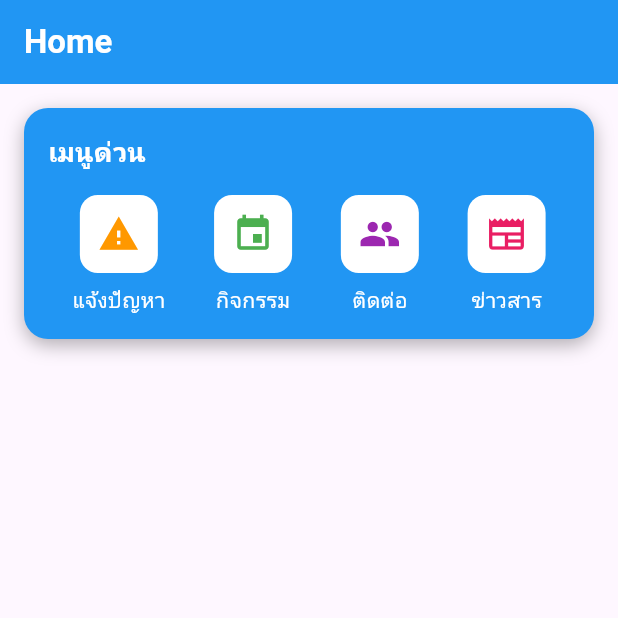
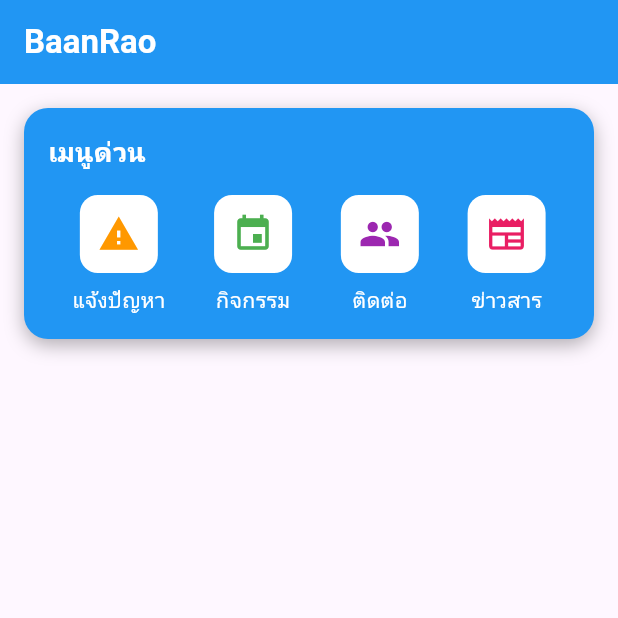
Before and after one commit to FoamNR/flutter-app, a Flutter app: the screen it shows after launch, on a phone screen of 412 x 824 dp, the top half of it. Run offline on Flutter 3.47's test engine with Material 3 defaults, Android fonts, the phone set to English and light mode, and no system bars.

Commit message:
update home title

```diff
--- a/lib/screens/home.dart
+++ b/lib/screens/home.dart
@@ -16,7 +16,7 @@ class _HomePageState extends State<HomePage> {
       //backgroundColor: Colors.white,
       appBar: AppBar(
         title: const Text(
-          "Home",
+          "BaanRao",
           style: TextStyle(color: Colors.white, fontWeight: FontWeight.bold),
         ),
         backgroundColor: Colors.blue,
--- a/lib/widgets/navbar_widget.dart
+++ b/lib/widgets/navbar_widget.dart
@@ -17,7 +17,7 @@ class MyNavBar extends StatelessWidget {
       unselectedItemColor: Colors.grey,
       showUnselectedLabels: true,
       backgroundColor: Colors.white,
-      items: [
+      items: <BottomNavigationBarItem>[
         BottomNavigationBarItem(icon: Icon(Icons.home), label: 'Home'),
         BottomNavigationBarItem(icon: Icon(Icons.report_gmailerrorred), label: 'Report'),
         BottomNavigationBarItem(icon: Icon(Icons.event), label: 'Event'),
```
